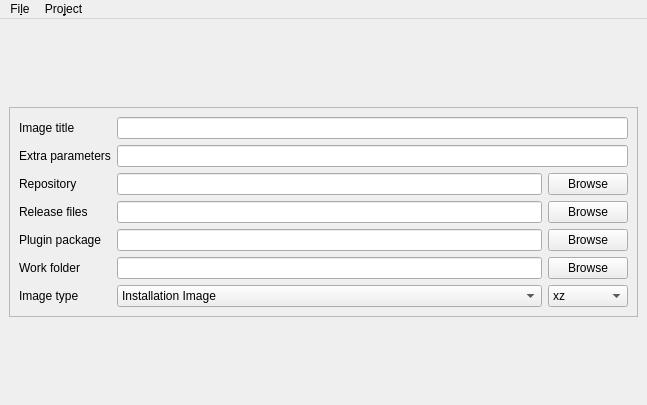
The window that gui/ui/main.ui (Rmys/pisiman-1) describes before a commit, drawn with Qt 5.
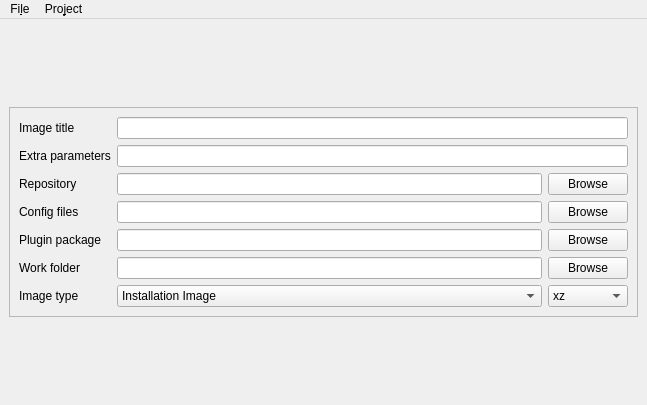
The same window after the commit. Icons and pictures are not drawn.

The edit to the form file:
```diff
--- a/gui/ui/main.ui
+++ b/gui/ui/main.ui
@@ -95,7 +95,7 @@
          <item row="3" column="0">
           <widget class="QLabel" name="label_4">
            <property name="text">
-            <string>Release files</string>
+            <string>Config files</string>
            </property>
           </widget>
          </item>
```
Left out of the diff: 19 changed lines with no effect on the pictures.
